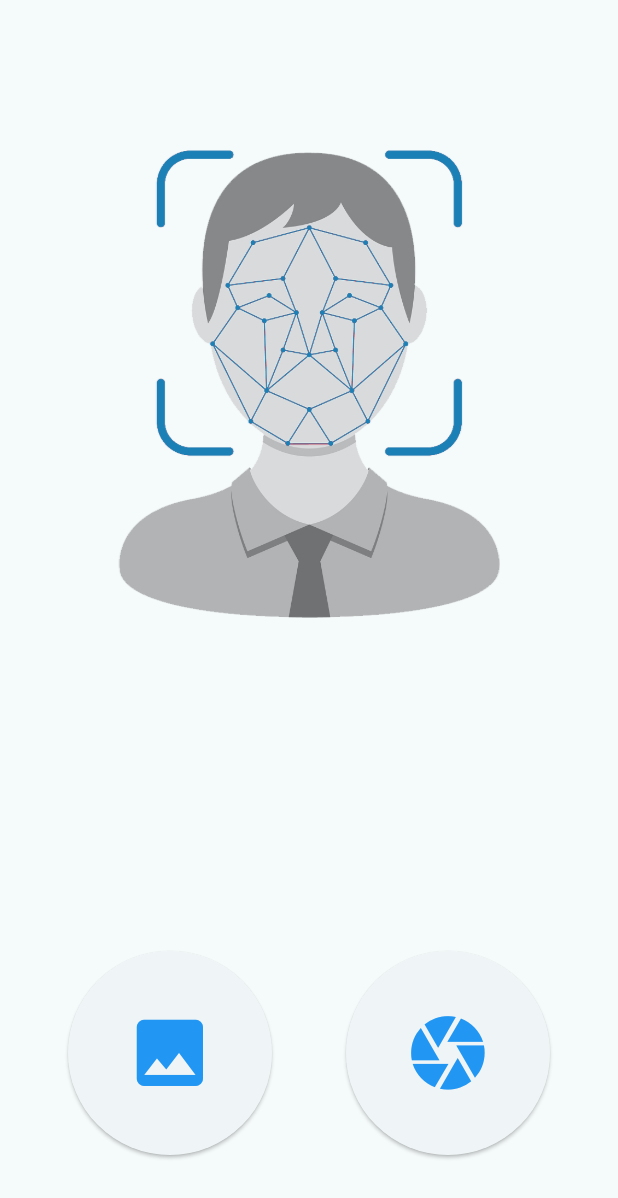
After one commit to kushalchh07/MinimalChatAppUsingFlutter, a Flutter app: the RecognitionScreen screen opened directly, on a phone screen of 412 x 824 dp. The commit adds this screen. Shown: the top 1198 px of the screen. Run offline on Flutter 3.47's test engine with Material 3 defaults, Android fonts, the phone set to English and light mode, and no system bars; our stand-ins replace bloc, cached_network_image, cloud_firestore, equatable, firebase_auth, firebase_core and 9 more; missing offline and left inert: firebase_app_check, flutter_emoji_gif_picker, modal_side_sheet; accounts and stored records are empty.

Commit message:
feat: face authentication screens added

```diff
--- /dev/null
+++ b/lib/Bloc/ImagePicker/image_picker_bloc.dart
@@ -0,0 +1,40 @@
+import 'dart:async';
+import 'dart:io';
+
+import 'package:bloc/bloc.dart';
+import 'package:image_picker/image_picker.dart';
+import 'package:meta/meta.dart';
+
+part 'image_picker_event.dart';
+part 'image_picker_state.dart';
+
+class ImagePickerBloc extends Bloc<ImagePickerEvent, ImagePickerState> {
+  ImagePickerBloc() : super(ImagePickerInitial()) {
+    on<GalleryEvent>(_galleryEvent);
+    on<CameraEvent>(_cameraEvent);
+  }
+
+  FutureOr<void> _galleryEvent(
+      GalleryEvent event, Emitter<ImagePickerState> emit) async {
+    try {
+      final image = await ImagePicker().pickImage(source: ImageSource.gallery);
+      if (image == null) return;
+      final imageTemp = File(image.path);
+      emit(ImagePickedSuccess(image: imageTemp));
+    } catch (e) {
+      emit(ImagePickFailure());
+    }
+  }
+
+  FutureOr<void> _cameraEvent(
+      CameraEvent event, Emitter<ImagePickerState> emit) async {
+    try {
+      final image = await ImagePicker().pickImage(source: ImageSource.camera);
+      if (image == null) return;
+      final imageTemp = File(image.path);
+      emit(ImagePickedSuccess(image: imageTemp));
+    } catch (e) {
+      emit(ImagePickFailure());
+    }
+  }
+}
--- /dev/null
+++ b/lib/Bloc/ImagePicker/image_picker_event.dart
@@ -0,0 +1,6 @@
+part of 'image_picker_bloc.dart';
+
+@immutable
+sealed class ImagePickerEvent {}
+class GalleryEvent extends ImagePickerEvent {}
+class CameraEvent extends ImagePickerEvent {}
--- /dev/null
+++ b/lib/Bloc/ImagePicker/image_picker_state.dart
@@ -0,0 +1,16 @@
+part of 'image_picker_bloc.dart';
+
+@immutable
+sealed class ImagePickerState {}
+
+final class ImagePickerInitial extends ImagePickerState {}
+
+final class ImagePickedSuccess extends ImagePickerState {
+  File? image;
+
+  ImagePickedSuccess({required this.image});
+}
+
+final class ImagePickFailure extends ImagePickerState {}
+
+final class ImagePicking extends ImagePickerState {}
--- a/lib/main.dart
+++ b/lib/main.dart
@@ -26,6 +26,8 @@ import 'package:flutter_bloc/flutter_bloc.dart';
 import 'package:flutter_emoji_gif_picker/flutter_emoji_gif_picker.dart';
 import 'package:get/get_navigation/src/root/get_material_app.dart';
 import 'package:image_picker/image_picker.dart';
+
+import 'Bloc/ImagePicker/image_picker_bloc.dart';
 
 void main() async {
   WidgetsFlutterBinding.ensureInitialized();
@@ -114,6 +116,9 @@ class MyApp extends StatelessWidget {
             firestore: FirebaseFirestore.instance,
             firebaseStorage: FirebaseStorage.instance,
           ),
+        ),
+        BlocProvider(
+          create: (context) => ImagePickerBloc(),
         )
       ],
       child: GetMaterialApp(
--- /dev/null
+++ b/lib/pages/Drawer/recognition_screen.dart
@@ -0,0 +1,272 @@
+import 'dart:io';
+import 'dart:math';
+import 'dart:typed_data';
+import 'package:bloc/bloc.dart';
+
+import 'package:flutter/cupertino.dart';
+import 'package:flutter/material.dart';
+import 'package:flutter_bloc/flutter_bloc.dart';
+import 'package:image_picker/image_picker.dart';
+import 'package:image/image.dart' as img;
+
+import '../../Bloc/ImagePicker/image_picker_bloc.dart';
+
+class RecognitionScreen extends StatefulWidget {
+  const RecognitionScreen({Key? key}) : super(key: key);
+
+  @override
+  State<RecognitionScreen> createState() => _HomePageState();
+}
+
+class _HomePageState extends State<RecognitionScreen> {
+  //TODO declare variables
+  late ImagePicker imagePicker;
+  File? _image;
+
+  //TODO declare detector
+
+  //TODO declare face recognizer
+
+  @override
+  void initState() {
+    // TODO: implement initState
+    super.initState();
+    imagePicker = ImagePicker();
+
+    //TODO initialize face detector
+
+    //TODO initialize face recognizer
+  }
+
+  //TODO capture image using camera
+  _imgFromCamera() async {
+    XFile? pickedFile = await imagePicker.pickImage(source: ImageSource.camera);
+    if (pickedFile != null) {
+      setState(() {
+        _image = File(pickedFile.path);
+        doFaceDetection();
+      });
+    }
+  }
+
+  //TODO choose image using gallery
+  _imgFromGallery() async {
+    XFile? pickedFile =
+        await imagePicker.pickImage(source: ImageSource.gallery);
+    if (pickedFile != null) {
+      setState(() {
+        _image = File(pickedFile.path);
+        doFaceDetection();
+      });
+    }
+  }
+
+  //TODO face detection code here
+
+  doFaceDetection() async {
+    //TODO remove rotation of camera images
+
+    //TODO passing input to face detector and getting detected faces
+
+    //TODO call the method to perform face recognition on detected faces
+  }
+
+  //TODO remove rotation of camera images
+  removeRotation(File inputImage) async {
+    final img.Image? capturedImage =
+        img.decodeImage(await File(inputImage!.path).readAsBytes());
+    final img.Image orientedImage = img.bakeOrientation(capturedImage!);
+    return await File(_image!.path).writeAsBytes(img.encodeJpg(orientedImage));
+  }
+
+  //TODO perform Face Recognition
+
+  //TODO Face Registration Dialogue
+  // TextEditingController textEditingController = TextEditingController();
+  // showFaceRegistrationDialogue(Uint8List cropedFace, Recognition recognition){
+  //   showDialog(
+  //     context: context,
+  //     builder: (ctx) => AlertDialog(
+  //       title: const Text("Face Registration",textAlign: TextAlign.center),alignment: Alignment.center,
+  //       content: SizedBox(
+  //         height: 340,
+  //         child: Column(
+  //           crossAxisAlignment: CrossAxisAlignment.center,
+  //           children: [
+  //             const SizedBox(height: 20,),
+  //             Image.memory(
+  //               cropedFace,
+  //               width: 200,
+  //               height: 200,
+  //             ),
+  //             SizedBox(
+  //               width: 200,
+  //               child: TextField(
+  //                 controller: textEditingController,
+  //                   decoration: const InputDecoration( fillColor: Colors.white, filled: true,hintText: "Enter Name")
+  //               ),
+  //             ),
+  //             const SizedBox(height: 10,),
+  //             ElevatedButton(
+  //                 onPressed: () {
+  //                   recognizer.registerFaceInDB(textEditingController.text, recognition.embeddings);
+  //                   textEditingController.text = "";
+  //                   Navigator.pop(context);
+  //                   ScaffoldMessenger.of(context).showSnackBar(const SnackBar(
+  //                     content: Text("Face Registered"),
+  //                   ));
+  //                 },style: ElevatedButton.styleFrom(primary:Colors.blue,minimumSize: const Size(200,40)),
+  //                 child: const Text("Register"))
+  //           ],
+  //         ),
+  //       ),contentPadding: EdgeInsets.zero,
+  //     ),
+  //   );
+  // }
+  //TODO draw rectangles
+  // var image;
+  // drawRectangleAroundFaces() async {
+  //   image = await _image?.readAsBytes();
+  //   image = await decodeImageFromList(image);
+  //   print("${image.width}   ${image.height}");
+  //   setState(() {
+  //     image;
+  //     faces;
+  //   });
+  // }
+
+  @override
+  Widget build(BuildContext context) {
+    double screenWidth = MediaQuery.of(context).size.width;
+    double screenHeight = MediaQuery.of(context).size.height;
+    return Scaffold(
+      resizeToAvoidBottomInset: false,
+      body: Column(
+        mainAxisAlignment: MainAxisAlignment.spaceBetween,
+        children: [
+          BlocBuilder<ImagePickerBloc, ImagePickerState>(
+            builder: (context, state) {
+              if (state is ImagePicking) {
+                return const Center(
+                  child: CupertinoActivityIndicator(),
+                );
+              }
+              if (state is ImagePickFailure) {
+                return const Center(
+                  child: Text("Something went wrong"),
+                );
+              }
+
+              if (state is ImagePickedSuccess) {
+                return Container(
+                  margin: const EdgeInsets.only(top: 100),
+                  width: screenWidth - 50,
+                  height: screenWidth - 50,
+                  child: Image.file(_image!),
+                );
+              }
+              return Container(
+                margin: const EdgeInsets.only(top: 100),
+                child: Image.asset(
+                  "assets/images/logo.png",
+                  width: screenWidth - 100,
+                  height: screenWidth - 100,
+                ),
+              );
+            },
+          )
+          // Container(
+          //   margin: const EdgeInsets.only(
+          //       top: 60, left: 30, right: 30, bottom: 0),
+          //   child: FittedBox(
+          //     child: SizedBox(
+          //       width: image.width.toDouble(),
+          //       height: image.width.toDouble(),
+          //       child: CustomPaint(
+          //         painter: FacePainter(
+          //             facesList: faces, imageFile: image),
+          //       ),
+          //     ),
+          //   ),
+          // )
+          ,
+
+          Container(
+            height: 50,
+          ),
+
+          //TODO section which displays buttons for choosing and capturing images
+          Container(
+            margin: const EdgeInsets.only(bottom: 50),
+            child: Row(
+              mainAxisAlignment: MainAxisAlignment.spaceEvenly,
+              children: [
+                Card(
+                  shape: const RoundedRectangleBorder(
+                      borderRadius: BorderRadius.all(Radius.circular(200))),
+                  child: InkWell(
+                    onTap: () {
+                      // _imgFromGallery();
+                      BlocProvider.of<ImagePickerBloc>(context)
+                          .add(GalleryEvent());
+                    },
+                    child: SizedBox(
+                      width: screenWidth / 2 - 70,
+                      height: screenWidth / 2 - 70,
+                      child: Icon(Icons.image,
+                          color: Colors.blue, size: screenWidth / 7),
+                    ),
+                  ),
+                ),
+                Card(
+                  shape: const RoundedRectangleBorder(
+                      borderRadius: BorderRadius.all(Radius.circular(200))),
+                  child: InkWell(
+                    onTap: () {
+                      // _imgFromCamera();
+                      BlocProvider.of<ImagePickerBloc>(context)
+                          .add(CameraEvent());
+                    },
+                    child: SizedBox(
+                      width: screenWidth / 2 - 70,
+                      height: screenWidth / 2 - 70,
+                      child: Icon(Icons.camera,
+                          color: Colors.blue, size: screenWidth / 7),
+                    ),
+                  ),
+                )
+              ],
+            ),
+          )
+        ],
+      ),
+    );
+  }
+}
+
+// class FacePainter extends CustomPainter {
+//   List<Face> facesList;
+//   dynamic imageFile;
+//   FacePainter({required this.facesList, @required this.imageFile});
+//
+//   @override
+//   void paint(Canvas canvas, Size size) {
+//     if (imageFile != null) {
+//       canvas.drawImage(imageFile, Offset.zero, Paint());
+//     }
+//
+//     Paint p = Paint();
+//     p.color = Colors.red;
+//     p.style = PaintingStyle.stroke;
+//     p.strokeWidth = 3;
+//
+//     for (Face face in facesList) {
+//       canvas.drawRect(face.boundingBox, p);
+//     }
+//   }
+//
+//   @override
+//   bool shouldRepaint(CustomPainter oldDelegate) {
+//     return true;
+//   }
+// }
--- a/lib/services/auth_services.dart
+++ b/lib/services/auth_services.dart
@@ -223,7 +223,7 @@ class AuthService {
 
   static Future<void> updatePremiumStatus(String userId) async {
     try {
-      await FirebaseFirestore.instance.collection('users').doc(userId).set({
+      await FirebaseFirestore.instance.collection('users').doc(userId).update({
         'premium_status': 'purchased',
       });
       log("User premium status updated successfully.");
```
Also changed, not shown: lib/Bloc/bloc/internet_bloc.dart (deleted, +0 -13 lines), lib/Bloc/bloc/internet_event.dart (deleted, +0 -8 lines), lib/Bloc/bloc/internet_state.dart (deleted, +0 -10 lines), lib/pages/Drawer/face_authentication.dart (+92 -1 lines), lib/pages/Drawer/registration_screen.dart (added, +245 -0 lines), assets/images/logo.png (added).
